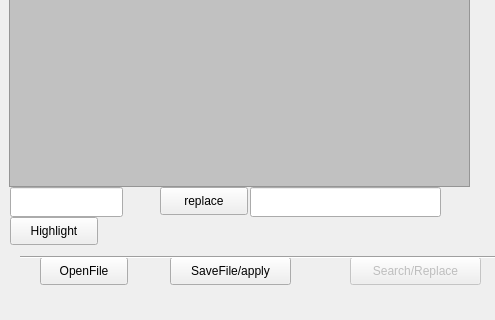
Qt form mainwindow.ui (netpipe/QT-ThemeEditor) before a commit; both pictures show x 0 to 495 and y 359 to 679 of the 1153 by 679 pixel window.
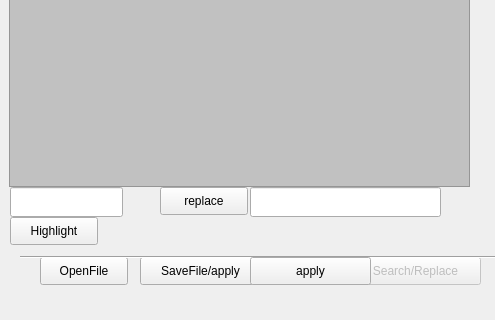
The same form after that commit. Icons and pictures are not drawn.

Diff of the .ui file:
```diff
--- a/mainwindow.ui
+++ b/mainwindow.ui
@@ -808,7 +808,7 @@
    <widget class="QPushButton" name="Save">
     <property name="geometry">
      <rect>
-      <x>170</x>
+      <x>140</x>
       <y>580</y>
       <width>121</width>
       <height>28</height>
@@ -919,6 +919,19 @@
      <enum>Qt::Horizontal</enum>
     </property>
    </widget>
+   <widget class="QPushButton" name="apply">
+    <property name="geometry">
+     <rect>
+      <x>250</x>
+      <y>580</y>
+      <width>121</width>
+      <height>28</height>
+     </rect>
+    </property>
+    <property name="text">
+     <string>apply</string>
+    </property>
+   </widget>
   </widget>
   <widget class="QMenuBar" name="menuBar">
    <property name="geometry">
```
